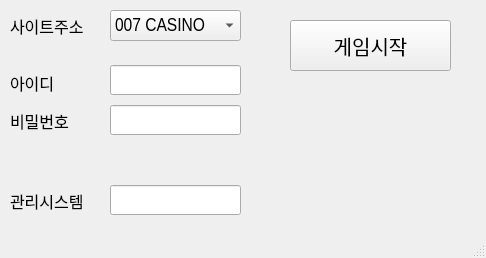
Above: main.ui from hoyarij/SAS2_up before the change. Below: the same form after it.
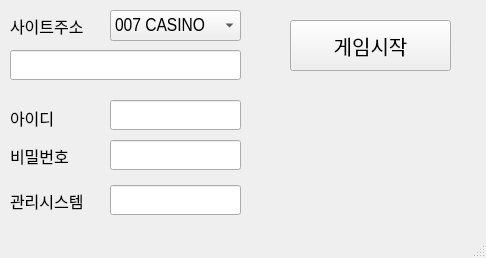
That is the form after the change.

```diff
--- a/main.ui
+++ b/main.ui
@@ -18,7 +18,7 @@
     <property name="geometry">
      <rect>
       <x>10</x>
-      <y>60</y>
+      <y>95</y>
       <width>61</width>
       <height>45</height>
      </rect>
@@ -36,7 +36,7 @@
     <property name="geometry">
      <rect>
       <x>10</x>
-      <y>110</y>
+      <y>145</y>
       <width>71</width>
       <height>21</height>
      </rect>
@@ -54,7 +54,7 @@
     <property name="geometry">
      <rect>
       <x>110</x>
-      <y>65</y>
+      <y>100</y>
       <width>131</width>
       <height>30</height>
      </rect>
@@ -75,7 +75,7 @@
     <property name="geometry">
      <rect>
       <x>110</x>
-      <y>105</y>
+      <y>140</y>
       <width>131</width>
       <height>30</height>
      </rect>
@@ -194,6 +194,27 @@
      </property>
     </item>
    </widget>
+   <widget class="QLineEdit" name="url2">
+    <property name="geometry">
+     <rect>
+      <x>10</x>
+      <y>50</y>
+      <width>231</width>
+      <height>30</height>
+     </rect>
+    </property>
+    <property name="font">
+     <font>
+      <pointsize>15</pointsize>
+     </font>
+    </property>
+    <property name="text">
+     <string/>
+    </property>
+    <property name="readOnly">
+     <bool>false</bool>
+    </property>
+   </widget>
   </widget>
   <widget class="QMenuBar" name="menubar">
    <property name="geometry">
```
Left out of the diff: 2 changed lines with no effect on the pictures.
